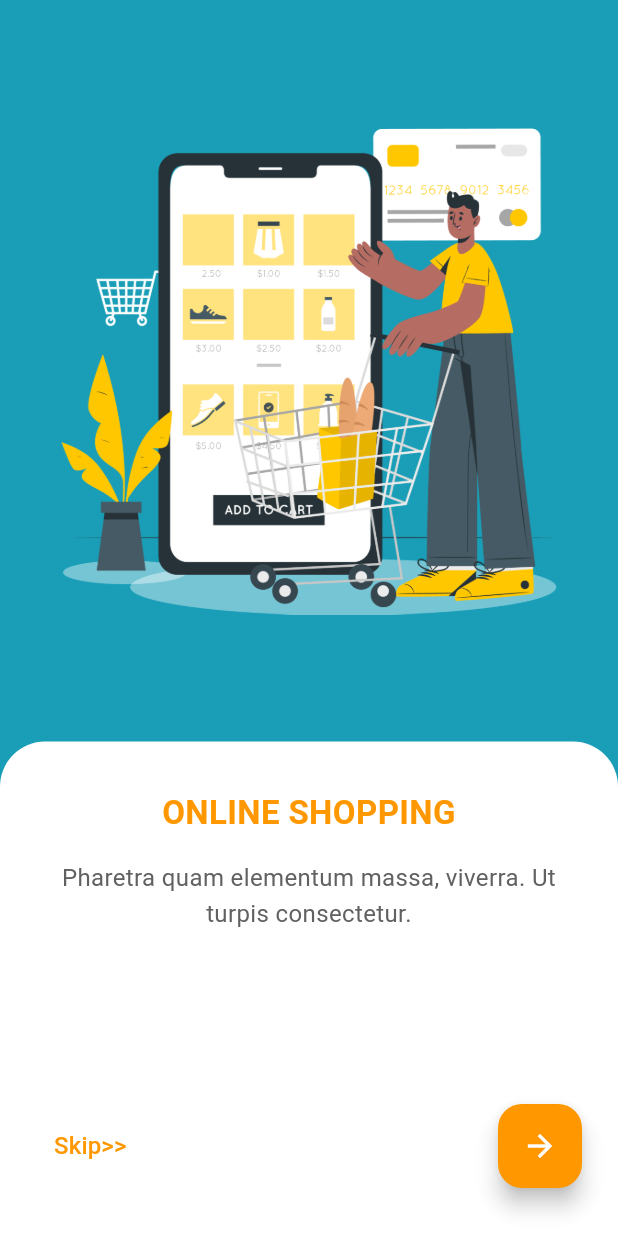
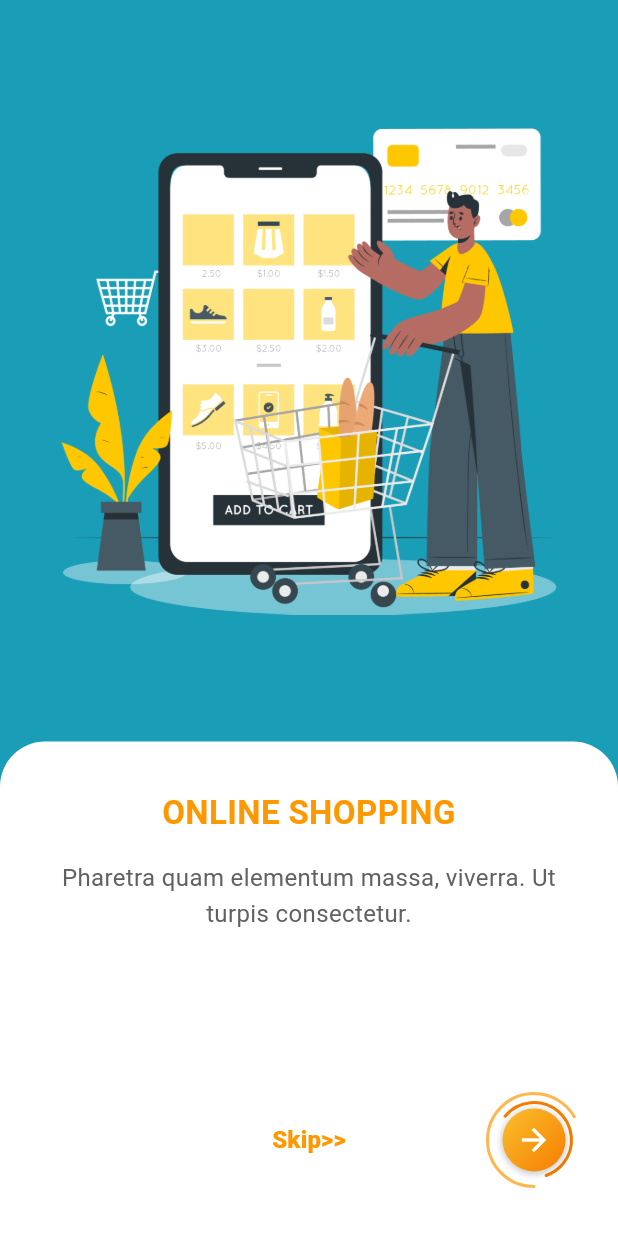
Before and after one commit to Abhijeetbundela/mxpertz_test, a Flutter app: the screen it shows after launch, swiped to page 2, on a phone screen of 412 x 824 dp. Run offline on Flutter 3.47's test engine with Material 3 defaults, Android fonts, the phone set to English and light mode, and no system bars; our stand-ins replace cloud_firestore, equatable, firebase_auth, firebase_core, flutter_bloc, flutter_native_splash and 5 more; accounts and stored records are empty.

Commit message:
feat: Implement new onboarding button and update controls
- Added `DashedCirclePainter` for drawing dashed circles.
- Created `GradientButtonWithDoubleDashedBorder` widget, a circular gradient button with two animated dashed borders.
- Updated `OnboardingControlsWidget` to use the new `GradientButtonWithDoubleDashedBorder` for navigation.
- Made the "Skip" button text bolder.
- Added a `Visibility` widget to maintain space for a hidden button in `OnboardingControlsWidget`.

```diff
--- /dev/null
+++ b/lib/presentation/screens/onboarding/widgets/onboarding_button/dashed_circle_painter.dart
@@ -0,0 +1,62 @@
+import 'dart:math' as math;
+
+import 'package:flutter/material.dart';
+
+class DashedCirclePainter extends CustomPainter {
+  final Color color;
+  final double strokeWidth;
+  final int numberOfDashes;
+  final double dashSpaceRatio;
+  final double startAngleOffset;
+
+  DashedCirclePainter({
+    this.color = Colors.orange,
+    this.strokeWidth = 2.0,
+    this.numberOfDashes = 12,
+    this.dashSpaceRatio = 0.6,
+    this.startAngleOffset = 0.0,
+  });
+
+  @override
+  void paint(Canvas canvas, Size size) {
+    final Paint paint = Paint()
+      ..color = color
+      ..strokeWidth = strokeWidth
+      ..style = PaintingStyle.stroke
+      ..strokeCap = StrokeCap.round;
+
+    final double radius = size.width / 2 - strokeWidth / 2;
+    final Offset center = Offset(size.width / 2, size.height / 2);
+
+    final double totalCircumference = 2 * math.pi * radius;
+    final double totalDashSpaceUnits = numberOfDashes * (1 + dashSpaceRatio);
+    final double dashLength = totalCircumference / totalDashSpaceUnits;
+    final double spaceLength = dashLength * dashSpaceRatio;
+
+    double startAngle = -math.pi / 2 + startAngleOffset; // Apply static offset
+
+    for (int i = 0; i < numberOfDashes; i++) {
+      final double sweepAngle = (dashLength / radius);
+      canvas.drawArc(
+        Rect.fromCircle(center: center, radius: radius),
+        startAngle,
+        sweepAngle,
+        false,
+        paint,
+      );
+      startAngle += sweepAngle + (spaceLength / radius);
+    }
+  }
+
+  @override
+  bool shouldRepaint(CustomPainter oldDelegate) {
+    if (oldDelegate is DashedCirclePainter) {
+      return oldDelegate.color != color ||
+          oldDelegate.strokeWidth != strokeWidth ||
+          oldDelegate.numberOfDashes != numberOfDashes ||
+          oldDelegate.dashSpaceRatio != dashSpaceRatio ||
+          oldDelegate.startAngleOffset != startAngleOffset;
+    }
+    return true;
+  }
+}
--- /dev/null
+++ b/lib/presentation/screens/onboarding/widgets/onboarding_button/gradient_button_with_double_dashed_border.dart
@@ -0,0 +1,108 @@
+import 'dart:math' as math;
+
+import 'package:flutter/material.dart';
+
+import 'dashed_circle_painter.dart';
+
+class GradientButtonWithDoubleDashedBorder extends StatelessWidget {
+  final VoidCallback onPressed;
+  final double buttonSize;
+  final double iconSize;
+  final List<Color>? gradientColors;
+  final Color iconColor;
+  final Color? outerDashColor;
+  final double outerDashStrokeWidth;
+  final int outerNumberOfDashes;
+  final double outerDashSpaceRatio;
+  final double outerBorderPadding;
+  final double outerBorderStartAngleOffset;
+  final Color? innerDashColor;
+  final double innerDashStrokeWidth;
+  final int innerNumberOfDashes;
+  final double innerDashSpaceRatio;
+  final double innerBorderPadding;
+  final double innerBorderStartAngleOffset;
+
+  const GradientButtonWithDoubleDashedBorder({
+    super.key,
+    required this.onPressed,
+    this.buttonSize = 42,
+    this.iconSize = 24.0,
+    this.gradientColors,
+    this.iconColor = Colors.white,
+    this.outerDashColor,
+    this.outerDashStrokeWidth = 2.0,
+    this.outerNumberOfDashes = 1,
+    this.outerDashSpaceRatio = 0.5,
+    this.outerBorderPadding = 4.0,
+    this.outerBorderStartAngleOffset = math.pi / 1,
+    this.innerDashColor,
+    this.innerDashStrokeWidth = 2,
+    this.innerNumberOfDashes = 1,
+    this.innerDashSpaceRatio = 0.7,
+    this.innerBorderPadding = 3.0,
+    this.innerBorderStartAngleOffset = 5.4,
+  });
+
+  @override
+  Widget build(BuildContext context) {
+    final double innerDashesPainterSize =
+        buttonSize + (innerBorderPadding * 2) + (innerDashStrokeWidth * 2);
+    final double outerDashesPainterSize =
+        innerDashesPainterSize +
+        (outerBorderPadding * 2) +
+        (outerDashStrokeWidth * 2);
+
+    return Stack(
+      alignment: Alignment.center,
+      children: [
+        CustomPaint(
+          size: Size(outerDashesPainterSize, outerDashesPainterSize),
+          painter: DashedCirclePainter(
+            color: outerDashColor ?? Colors.orange.shade300,
+            strokeWidth: outerDashStrokeWidth,
+            numberOfDashes: outerNumberOfDashes,
+            dashSpaceRatio: outerDashSpaceRatio,
+            startAngleOffset: outerBorderStartAngleOffset,
+          ),
+        ),
+        CustomPaint(
+          size: Size(innerDashesPainterSize, innerDashesPainterSize),
+          painter: DashedCirclePainter(
+            color: innerDashColor ?? Colors.orange.shade700,
+            strokeWidth: innerDashStrokeWidth,
+            numberOfDashes: innerNumberOfDashes,
+            dashSpaceRatio: innerDashSpaceRatio,
+            startAngleOffset: innerBorderStartAngleOffset,
+          ),
+        ),
+        GestureDetector(
+          onTap: onPressed,
+          child: Container(
+            width: buttonSize,
+            height: buttonSize,
+            decoration: BoxDecoration(
+              shape: BoxShape.circle,
+              gradient: LinearGradient(
+                colors:
+                    gradientColors ??
+                    [Colors.yellow.shade700, Colors.orange.shade700],
+                begin: Alignment.topLeft,
+                end: Alignment.bottomRight,
+              ),
+              boxShadow: [
+                BoxShadow(
+                  color: Colors.black.withValues(alpha: 0.2),
+                  spreadRadius: 1,
+                  blurRadius: 3,
+                  offset: const Offset(0, 1),
+                ),
+              ],
+            ),
+            child: Icon(Icons.arrow_forward, color: iconColor, size: iconSize),
+          ),
+        ),
+      ],
+    );
+  }
+}
--- a/lib/presentation/screens/onboarding/widgets/onboarding_controls_widget.dart
+++ b/lib/presentation/screens/onboarding/widgets/onboarding_controls_widget.dart
@@ -2,6 +2,8 @@ import 'package:flutter/material.dart';
 import 'package:flutter_bloc/flutter_bloc.dart';
 import 'package:mxpertz_test/domain/entities/onboarding_page_item.dart';
 import 'package:mxpertz_test/presentation/blocs/onboarding/onboarding_bloc.dart';
+
+import 'onboarding_button/gradient_button_with_double_dashed_border.dart';
 
 class OnboardingControlsWidget extends StatelessWidget {
   final PageController pageController;
@@ -63,6 +65,15 @@ class OnboardingControlsWidget extends StatelessWidget {
                   Row(
                     mainAxisAlignment: MainAxisAlignment.spaceBetween,
                     children: [
+                      Visibility(
+                        visible: false,
+                        maintainSize: true,
+                        maintainAnimation: true,
+                        maintainState: true,
+                        child: GradientButtonWithDoubleDashedBorder(
+                          onPressed: () {},
+                        ),
+                      ),
                       TextButton(
                         onPressed: () {
                           context.read<OnboardingBloc>().add(
@@ -71,10 +82,14 @@ class OnboardingControlsWidget extends StatelessWidget {
                         },
                         child: const Text(
                           'Skip>>',
-                          style: TextStyle(color: Colors.orange, fontSize: 16),
+                          style: TextStyle(
+                            color: Colors.orange,
+                            fontSize: 16,
+                            fontWeight: FontWeight.w900,
+                          ),
                         ),
                       ),
-                      FloatingActionButton(
+                      GradientButtonWithDoubleDashedBorder(
                         onPressed: () {
                           if (!isLastPage) {
                             pageController.animateToPage(
@@ -85,11 +100,6 @@ class OnboardingControlsWidget extends StatelessWidget {
                           }
                           context.read<OnboardingBloc>().add(NextPageEvent());
                         },
-                        backgroundColor: Colors.orange,
-                        child: Icon(
-                          isLastPage ? Icons.check : Icons.arrow_forward,
-                          color: Colors.white,
-                        ),
                       ),
                     ],
                   ),
```
